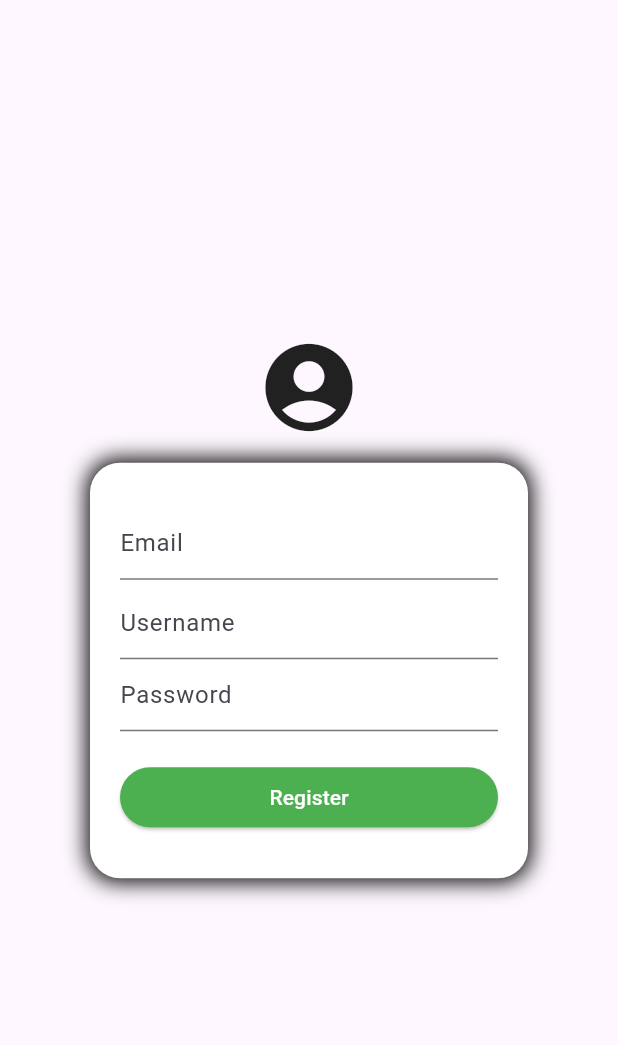
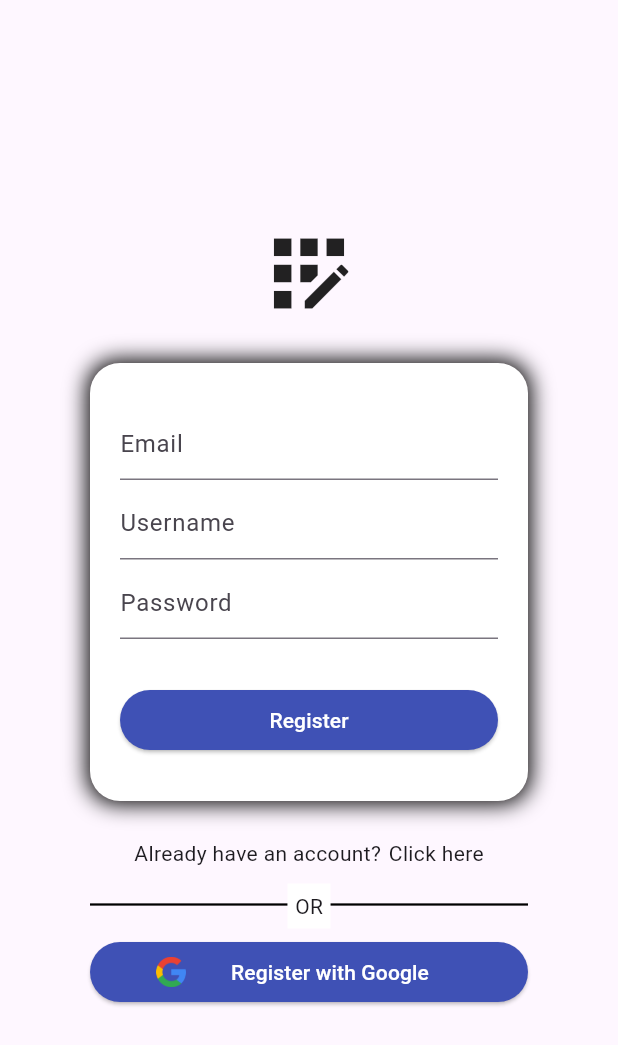
Before and after one commit to styxnanda/CalTerra, a Flutter app: the Register screen opened directly, on a phone screen of 412 x 824 dp. Shown: the top 1045 px of the screen. Run offline on Flutter 3.47's test engine with Material 2 defaults, Android fonts, the phone set to English and light mode, and no system bars; our stand-ins replace page_transition, stacked.

Commit message:
Update Frontend

```diff
--- a/Frontend/lib/view/main.dart
+++ b/Frontend/lib/view/main.dart
@@ -1,3 +1,4 @@
+import 'package:calterra/routing.dart';
 import 'package:calterra/view/home.dart';
 import 'package:flutter/material.dart';
 
@@ -17,7 +18,8 @@ class MyApp extends StatelessWidget {
         colorScheme: ColorScheme.fromSeed(seedColor: Colors.deepPurple),
         useMaterial3: true,
       ),
-      home: const Home(),
+      onGenerateRoute: generateRoute,
+      home: Home(),
     );
   }
 }
--- a/Frontend/lib/view/register.dart
+++ b/Frontend/lib/view/register.dart
@@ -24,9 +24,14 @@ class _RegisterState extends State<Register> {
             mainAxisAlignment: MainAxisAlignment.center,
             crossAxisAlignment: CrossAxisAlignment.center,
             children: [
-                  Icon(
-                    Icons.account_circle,
+              Container(
+                margin: EdgeInsets.only(
+                  bottom: 10,
+                ),
+                child: Icon(
+                  Icons.app_registration,
                   size: 70,
+                ),
               ),
               Container(
                 decoration: BoxDecoration(
@@ -52,14 +57,20 @@ class _RegisterState extends State<Register> {
                           decoration: InputDecoration(hintText: "Email"),
                         ),
                       ),
-                          TextFormField(
+                      Container(
+                        margin: EdgeInsets.only(bottom: 5),
+                        child: TextFormField(
                           decoration: InputDecoration(hintText: "Username"),
                         ),
-                          TextFormField(
+                      ),
+                      Container(
+                        margin: EdgeInsets.only(bottom: 5),
+                        child: TextFormField(
                           decoration: InputDecoration(hintText: "Password"),
                         ),
+                      ),
                       Container(
-                            margin: EdgeInsets.only(top: 20),
+                        margin: EdgeInsets.only(top: 25),
                         width: double.infinity,
                         child: ElevatedButton(
                           onPressed: () {},
@@ -68,7 +79,7 @@ class _RegisterState extends State<Register> {
                             style: TextStyle(color: Colors.white),
                           ),
                           style: ElevatedButton.styleFrom(
-                                backgroundColor: Colors.green,
+                            backgroundColor: Colors.indigo,
                           ),
                         ),
                       )
@@ -76,6 +87,79 @@ class _RegisterState extends State<Register> {
                   ),
                 ),
               ),
+              Container(
+                margin: EdgeInsets.symmetric(vertical: 10),
+                child: Row(
+                  mainAxisAlignment: MainAxisAlignment.center,
+                  children: [
+                    Text("Already have an account?"),
+                    Container(
+                      margin: EdgeInsets.only(
+                        left: 5,
+                      ),
+                      child: GestureDetector(
+                        onTap: () {
+                          Navigator.of(context).pushNamed(
+                            "login",
+                          );
+                        },
+                        child: Text("Click here"),
+                      ),
+                    )
+                  ],
+                ),
+              ),
+              Container(
+                child: Stack(
+                  children: [
+                    Container(
+                      margin: EdgeInsets.only(top: 6),
+                      padding: EdgeInsets.symmetric(
+                        horizontal: 60,
+                      ),
+                      child: Divider(
+                        color: Colors.black,
+                        thickness: 1.5,
+                      ),
+                    ),
+                    Center(
+                      child: Container(
+                          padding: EdgeInsets.all(5),
+                          color: Colors.white,
+                          child: Text("OR")),
+                    )
+                  ],
+                ),
+              ),
+              Container(
+                margin: EdgeInsets.symmetric(horizontal: 60, vertical: 5),
+                width: double.infinity,
+                child: ElevatedButton(
+                  onPressed: () {},
+                  child: Row(
+                    children: [
+                      Container(
+                        height: 20,
+                        width: 20,
+                        margin: EdgeInsets.symmetric(horizontal: 20),
+                        child: Image.asset(
+                          'assets/image/google.png',
+                        ),
+                      ),
+                      Container(
+                        margin: EdgeInsets.only(left: 10),
+                        child: Text(
+                          "Register with Google",
+                          style: TextStyle(color: Colors.white),
+                        ),
+                      ),
+                    ],
+                  ),
+                  style: ElevatedButton.styleFrom(
+                    backgroundColor: Colors.indigo,
+                  ),
+                ),
+              )
             ],
           ),
         ),
--- /dev/null
+++ b/Frontend/lib/viewModel/view_startup.dart
@@ -0,0 +1,3 @@
+import 'package:flutter/material.dart';
+
+class ViewStartup extends ChangeNotifier {}
--- a/Frontend/pubspec.yaml
+++ b/Frontend/pubspec.yaml
@@ -32,6 +32,8 @@ dependencies:
     sdk: flutter
 
   stacked: ^3.4.1+1
+  shared_preferences: ^2.2.2
+  page_transition: ^2.1.0
 
 
   # The following adds the Cupertino Icons font to your application.
@@ -62,8 +64,7 @@ flutter:
 
   # To add assets to your application, add an assets section, like this:
   assets:
-    - a
-    - ssets/Logo.png
+    - assets/image/
 
 
 
```
Also changed, not shown: Frontend/Saya depresi.txt (added, +24 -0 lines), Frontend/lib/routing.dart (added, +27 -0 lines), Frontend/lib/view/home.dart (added, +130 -0 lines), Frontend/lib/view/login.dart (+73 -1 lines), Frontend/lib/view/startup.dart (added, +92 -0 lines), Frontend/assets/image/Header.png (added), Frontend/assets/image/google.png (added), Frontend/pubspec.lock, 1 other file. Lines whose indentation alone changed are shown as unchanged.
